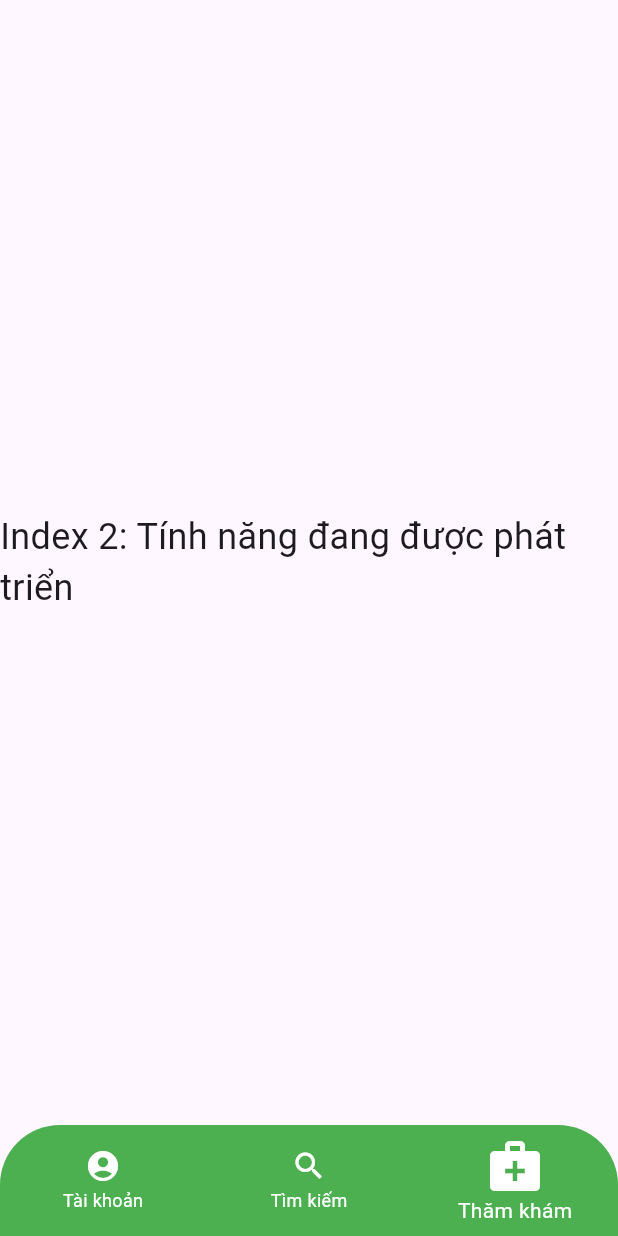
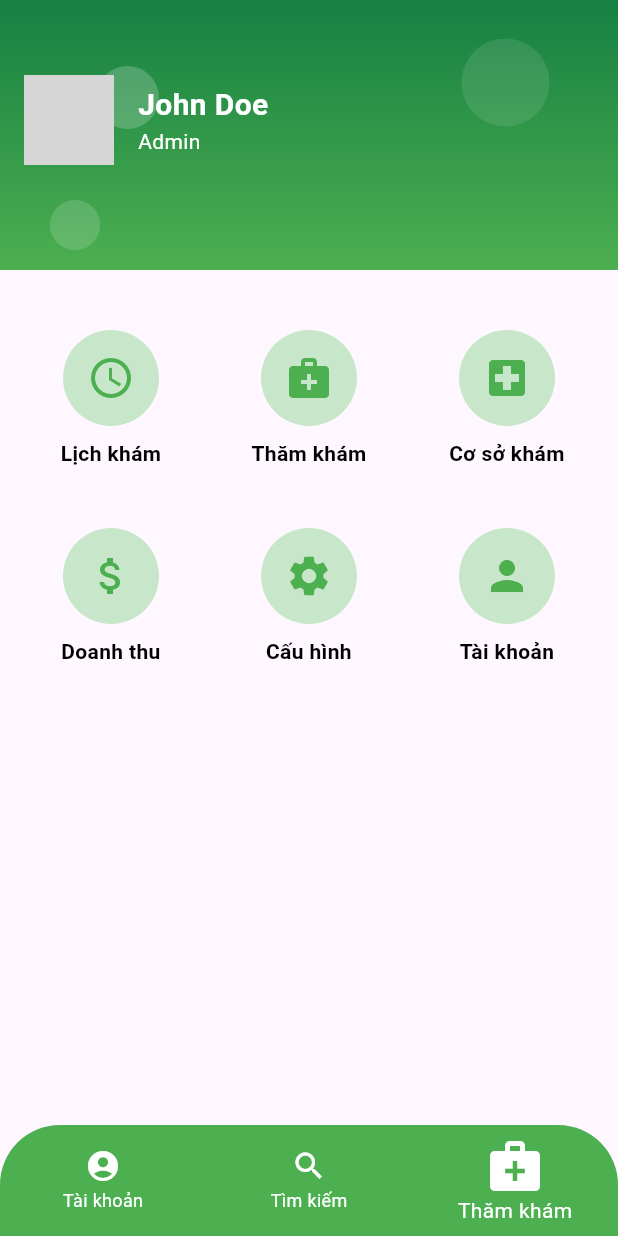
Before and after one commit to Thien1703/DATN1, a Flutter app: the HomeScreens screen opened directly, item 3 of the bottom bar chosen, on a phone screen of 412 x 824 dp. Run offline on Flutter 3.47's test engine with Material 3 defaults, Android fonts, the phone set to English and light mode, and no system bars; our stand-ins replace carousel_slider, smooth_page_indicator; network calls fail; grey boxes are pictures that could not be loaded.

Commit message:
Code chưa xong để mai code tiếp

```diff
--- a/lib/src/screens/home/home_screens.dart
+++ b/lib/src/screens/home/home_screens.dart
@@ -1,4 +1,5 @@
 import 'package:flutter/material.dart';
+import 'package:health_care/src/screens/home/medical_screen.dart';
 
 class HomeScreens extends StatefulWidget {
   @override
@@ -8,23 +9,31 @@ class HomeScreens extends StatefulWidget {
 class _HomeScreensState extends State<HomeScreens> {
   int _selectedIndex = 0;
 
+  // Chuyển đổi màn hình dựa trên chỉ mục đã chọn
+  Widget _getBody() {
+    switch (_selectedIndex) {
+      case 0:
+        return AccountScreen();
+      case 1:
+        return SearchScreen();
+      case 2:
+        return MedicalScreen();
+      default:
+        return Center(child: Text('Tính năng đang được phát triển'));
+    }
+  }
+
   void _onItemTapped(int index) {
     setState(() {
       _selectedIndex = index;
     });
-    // Thêm hành động khi nhấn vào các icon trong thanh điều hướng ở đây
   }
 
   @override
   Widget build(BuildContext context) {
     return Scaffold(
       resizeToAvoidBottomInset: true,
-        body: Center(
-          child: Text(
-            'Index $_selectedIndex: Tính năng đang được phát triển',
-            style: TextStyle(fontSize: 24),
-          ),
-        ),
+      body: _getBody(),  // Chuyển đổi thân màn hình
       bottomNavigationBar: ClipRRect(
         borderRadius: const BorderRadius.only(
           topLeft: Radius.circular(40.0),
@@ -56,6 +65,33 @@ class _HomeScreensState extends State<HomeScreens> {
           unselectedItemColor: Colors.white,
           showUnselectedLabels: true,
         ),
-        ));
+      ),
+    );
   }
 }
+
+// Màn hình Tài khoản
+class AccountScreen extends StatelessWidget {
+  @override
+  Widget build(BuildContext context) {
+    return Center(
+      child: Text(
+        'Tài khoản',
+        style: TextStyle(fontSize: 24),
+      ),
+    );
+  }
+}
+
+// Màn hình Tìm kiếm
+class SearchScreen extends StatelessWidget {
+  @override
+  Widget build(BuildContext context) {
+    return Center(
+      child: Text(
+        'Tìm kiếm',
+        style: TextStyle(fontSize: 24),
+      ),
+    );
+  }
+}
--- /dev/null
+++ b/lib/src/screens/home/medical_screen.dart
@@ -0,0 +1,132 @@
+import 'package:flutter/material.dart';
+import 'package:health_care/src/widget/feature_card.dart';
+
+class MedicalScreen extends StatelessWidget {
+  MedicalScreen({Key? key}) : super(key: key);
+
+  final List<Map<String, dynamic>> features = [
+    {'icon': Icons.schedule, 'title': 'Lịch khám', 'onTap': 'Lịch khám'},
+    {'icon': Icons.medical_services, 'title': 'Thăm khám', 'onTap': 'Thăm khám'},
+    {'icon': Icons.local_hospital, 'title': 'Cơ sở khám', 'onTap': 'Cơ sở khám'},
+    {'icon': Icons.attach_money, 'title': 'Doanh thu', 'onTap': 'Doanh thu'},
+    {'icon': Icons.settings, 'title': 'Cấu hình', 'onTap': 'Cấu hình'},
+    {'icon': Icons.person, 'title': 'Tài khoản', 'onTap': 'Tài khoản'},
+  ];
+
+  @override
+  Widget build(BuildContext context) {
+    return Column(
+      children: [
+        // Header Section
+        Stack(
+          children: [
+            Container(
+              height: 180,
+              decoration: const BoxDecoration(
+                gradient: LinearGradient(
+                  colors: [
+                    Color.fromARGB(255, 23, 128, 67), // Nhạt hơn (White)
+                    Colors.green, // Đậm hơn (Green)
+                  ],
+                  begin: Alignment.topCenter,
+                  end: Alignment.bottomCenter,
+                ),
+              ),
+              child: Stack(
+                children: [
+                  Positioned(
+                    top: 40,
+                    left: 60,
+                    child: Icon(
+                      Icons.circle,
+                      size: 50,
+                      color: Colors.white.withOpacity(0.2),
+                    ),
+                  ),
+                  Positioned(
+                    top: 20,
+                    right: 40,
+                    child: Icon(
+                      Icons.circle,
+                      size: 70,
+                      color: Colors.white.withOpacity(0.1),
+                    ),
+                  ),
+                  Positioned(
+                    bottom: 10,
+                    left: 30,
+                    child: Icon(
+                      Icons.circle,
+                      size: 40,
+                      color: Colors.white.withOpacity(0.15),
+                    ),
+                  ),
+                  // Avatar and Name Section
+                  Positioned(
+                    top: 50,
+                    left: 16,
+                    child: Row(
+                      children: [
+                        CircleAvatar(
+                          radius: 30,
+                          backgroundImage: NetworkImage('https://www.example.com/avatar.jpg'), // Replace with your avatar URL or asset
+                        ),
+                        const SizedBox(width: 16),
+                        Column(
+                          crossAxisAlignment: CrossAxisAlignment.start,
+                          children: [
+                            const Text(
+                              'John Doe', // Replace with actual name
+                              style: TextStyle(
+                                color: Colors.white,
+                                fontSize: 20,
+                                fontWeight: FontWeight.bold,
+                              ),
+                            ),
+                            const Text(
+                              'Admin', // Replace with role or other info
+                              style: TextStyle(
+                                color: Colors.white,
+                                fontSize: 14,
+                              ),
+                            ),
+                          ],
+                        ),
+                      ],
+                    ),
+                  ),
+                ],
+              ),
+            ),
+          ],
+        ),
+        const SizedBox(height: 40),
+
+        // Features Section
+        Expanded(
+          child: Padding(
+            padding: const EdgeInsets.symmetric(horizontal: 16.0),
+            child: GridView.builder(
+              gridDelegate: const SliverGridDelegateWithFixedCrossAxisCount(
+                crossAxisCount: 3,
+                mainAxisSpacing: 16,
+                crossAxisSpacing: 16,
+              ),
+              itemCount: features.length, // Sử dụng list dynamic
+              itemBuilder: (context, index) {
+                var feature = features[index];
+                return FeatureCard(
+                  icon: feature['icon'],
+                  title: feature['title'],
+                  onTap: () {
+                    print(feature['onTap']);
+                  },
+                );
+              },
+            ),
+          ),
+        ),
+      ],
+    );
+  }
+}
--- a/lib/src/screens/welcome_screens.dart
+++ b/lib/src/screens/welcome_screens.dart
@@ -8,6 +8,7 @@ class Wellcomescreens extends StatefulWidget {
   const Wellcomescreens({super.key});
 
   @override
+  // ignore: library_private_types_in_public_api
   _WellcomescreensState createState() => _WellcomescreensState();
 }
 
--- /dev/null
+++ b/lib/src/widget/avatar_name.dart
@@ -0,0 +1,10 @@
+import 'package:flutter/material.dart';
+
+class AvatarName extends StatelessWidget {
+  const AvatarName({super.key});
+
+  @override
+  Widget build(BuildContext context) {
+    return const Placeholder();
+  }
+}
--- /dev/null
+++ b/lib/src/widget/feature_card.dart
@@ -0,0 +1,48 @@
+import 'package:flutter/material.dart';
+
+class FeatureCard extends StatelessWidget {
+  final IconData icon;
+  final String title;
+  final VoidCallback onTap;
+
+  const FeatureCard({
+    super.key,
+    required this.icon,
+    required this.title,
+    required this.onTap,
+  });
+
+  @override
+  Widget build(BuildContext context) {
+    return GestureDetector(
+      onTap: onTap,
+      child: Column(
+        mainAxisSize: MainAxisSize.min,
+        children: [
+          Container(
+            padding: const EdgeInsets.all(16),
+            decoration: BoxDecoration(
+              shape: BoxShape.circle,
+              color: Colors.green.shade100,
+            ),
+            child: Icon(
+              icon,
+              size: 32,
+              color: Colors.green,
+            ),
+          ),
+          const SizedBox(height: 8),
+          Text(
+            title,
+            textAlign: TextAlign.center,
+            style: const TextStyle(
+              fontSize: 14,
+              fontWeight: FontWeight.bold,
+              color: Colors.black,
+            ),
+          ),
+        ],
+      ),
+    );
+  }
+}
```
Lines whose indentation alone changed are shown as unchanged.
